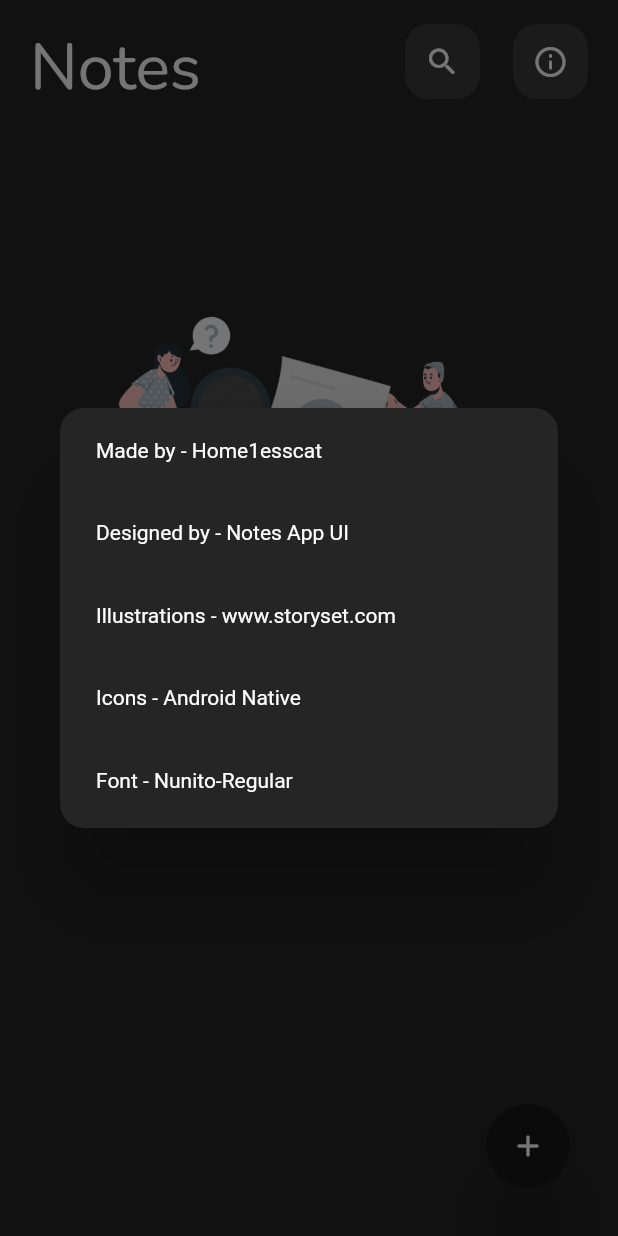
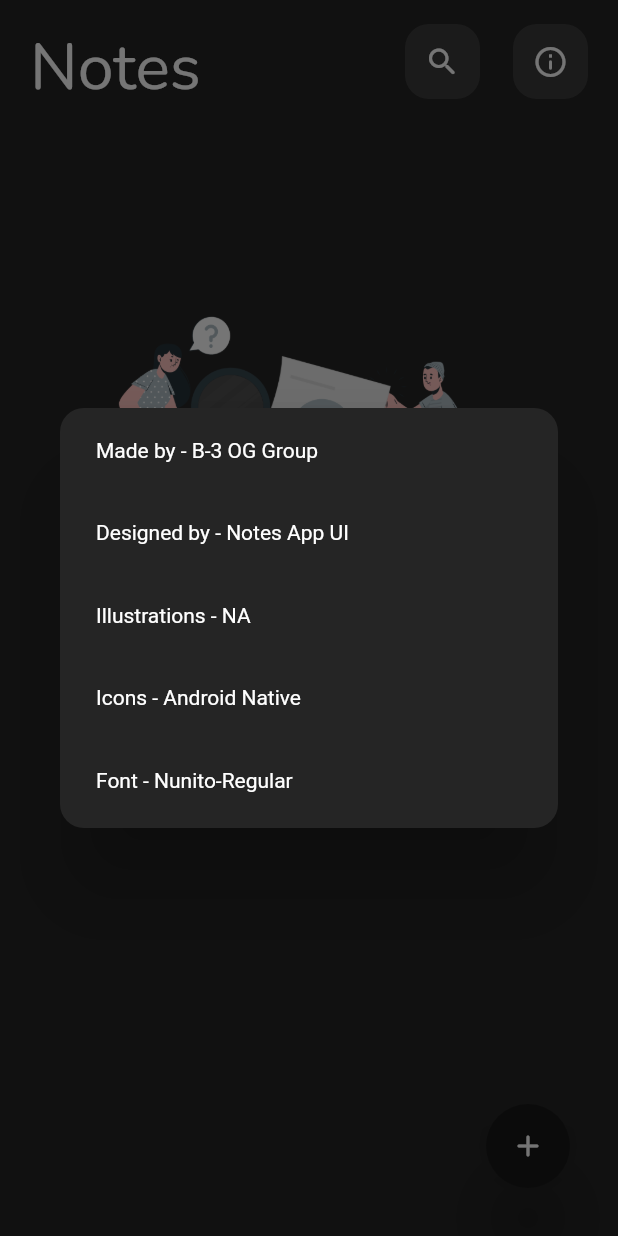
Before and after one commit to Android-SSL/Android-NotesApp, a Flutter app: the screen it shows after launch, after a tap on the "info outline" icon, on a phone screen of 412 x 824 dp. Run offline on Flutter 3.47's test engine with Material 2 defaults, Android fonts, the phone set to English and light mode, and no system bars; our stand-ins replace bloc, drift; accounts and stored records are empty; generated files the repository leaves out were written again.

Commit message:
second commit

```diff
--- a/lib/ui/main_screen.dart
+++ b/lib/ui/main_screen.dart
@@ -58,7 +58,7 @@ class MainScreen extends StatelessWidget {
             mainAxisAlignment: MainAxisAlignment.spaceBetween,
             children: const [
               Text(
-                'Made by - Home1esscat',
+                'Made by - B-3 OG Group',
                 style: TextStyle(color: Colors.white),
               ),
               Text(
@@ -66,7 +66,7 @@ class MainScreen extends StatelessWidget {
                 style: TextStyle(color: Colors.white),
               ),
               Text(
-                'Illustrations - www.storyset.com',
+                'Illustrations - NA',
                 style: TextStyle(color: Colors.white),
               ),
               Text(
```
